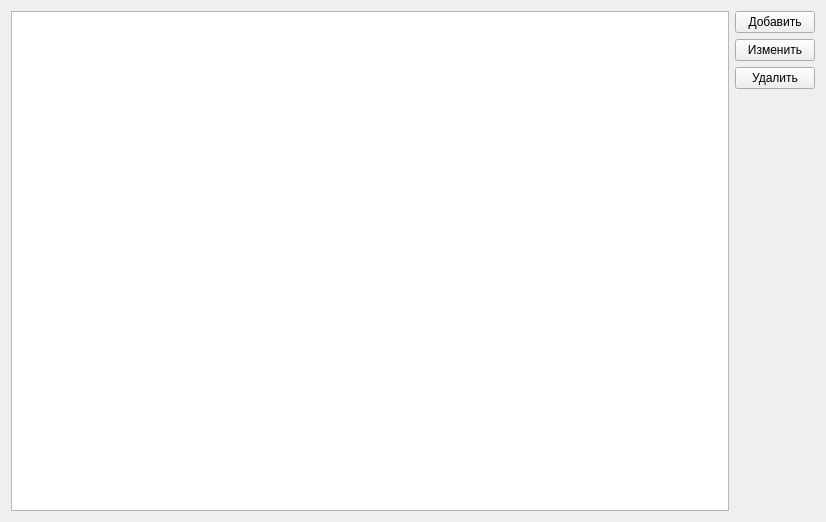
Before: the Qt Designer form src/extraserviceswidget/extraserviceswidget.ui in BurovNik/Place43, drawn with Qt 5.
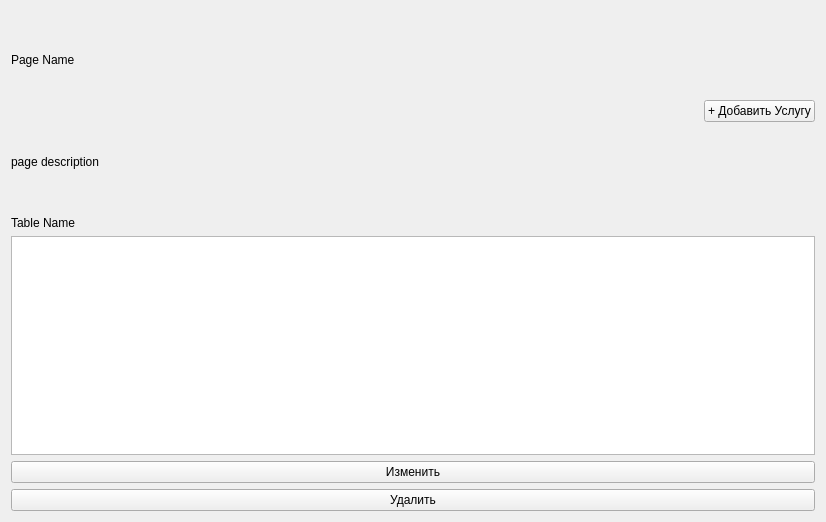
After: the same form once the commit is applied.

What changed in the file:
```diff
--- a/src/extraserviceswidget/extraserviceswidget.ui
+++ b/src/extraserviceswidget/extraserviceswidget.ui
@@ -13,18 +13,79 @@
   <property name="windowTitle">
    <string>Form</string>
   </property>
-  <layout class="QHBoxLayout" name="horizontalLayout">
-   <item>
-    <widget class="QTableView" name="tableView"/>
-   </item>
+  <layout class="QVBoxLayout" name="verticalLayout_2">
    <item>
     <layout class="QVBoxLayout" name="verticalLayout">
      <item>
+      <layout class="QHBoxLayout" name="horizontalLayout" stretch="90,10">
+       <item>
+        <layout class="QVBoxLayout" name="verticalLayout_3">
+         <item>
+          <widget class="QLabel" name="label">
+           <property name="text">
+            <string>Page Name</string>
+           </property>
+          </widget>
+         </item>
+         <item>
+          <widget class="QLabel" name="label_2">
+           <property name="text">
+            <string>page description</string>
+           </property>
+          </widget>
+         </item>
+        </layout>
+       </item>
+       <item>
+        <layout class="QVBoxLayout" name="verticalLayout_4">
+         <item>
+          <spacer name="verticalSpacer_2">
+           <property name="orientation">
+            <enum>Qt::Vertical</enum>
+           </property>
+           <property name="sizeHint" stdset="0">
+            <size>
+             <width>20</width>
+             <height>40</height>
+            </size>
+           </property>
+          </spacer>
+         </item>
+         <item>
       <widget class="QPushButton" name="pushButton_3">
        <property name="text">
-        <string>Добавить</string>
-       </property>
-      </widget>
+            <string>+ Добавить Услугу</string>
+           </property>
+          </widget>
+         </item>
+         <item>
+          <spacer name="verticalSpacer_3">
+           <property name="orientation">
+            <enum>Qt::Vertical</enum>
+           </property>
+           <property name="sizeHint" stdset="0">
+            <size>
+             <width>20</width>
+             <height>40</height>
+            </size>
+           </property>
+          </spacer>
+         </item>
+        </layout>
+       </item>
+      </layout>
+     </item>
+     <item>
+      <widget class="QLabel" name="label_3">
+       <property name="text">
+        <string>Table Name</string>
+       </property>
+      </widget>
+     </item>
+    </layout>
+   </item>
+   <item>
+    <widget class="QTableView" name="tableView"/>
      </item>
      <item>
       <widget class="QPushButton" name="pushButton_2">
@@ -39,21 +100,6 @@
         <string>Удалить</string>
        </property>
       </widget>
-     </item>
-     <item>
-      <spacer name="verticalSpacer">
-       <property name="orientation">
-        <enum>Qt::Vertical</enum>
-       </property>
-       <property name="sizeHint" stdset="0">
-        <size>
-         <width>20</width>
-         <height>40</height>
-        </size>
-       </property>
-      </spacer>
-     </item>
-    </layout>
    </item>
   </layout>
  </widget>
```
Lines whose indentation alone changed are shown as unchanged.
